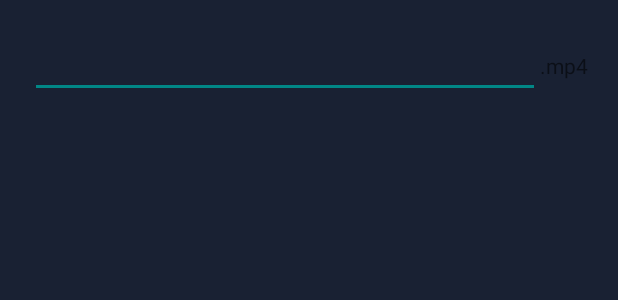
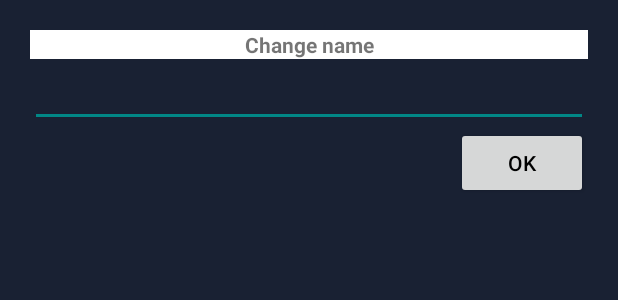
Before and after one commit to btkhoi2001/RecordApp, an Android app: the layout dialog_rename_file.xml on its own in the app's theme, with its tools: preview values and no code run, on a phone screen of 412 x 824 dp. Shown: the top 300 px of the screen. Run offline under Robolectric (Android 15) with nearby library versions, the phone set to English and light mode, and no system bars; network calls fail.

Commit message:
Update phần rename, delete và share

```diff
--- a/app/src/main/java/com/ag18/record/FolderFragment.java
+++ b/app/src/main/java/com/ag18/record/FolderFragment.java
@@ -7,6 +7,7 @@ import androidx.annotation.NonNull;
 import androidx.annotation.Nullable;
 import androidx.constraintlayout.widget.ConstraintLayout;
 import androidx.fragment.app.Fragment;
+import androidx.recyclerview.widget.DividerItemDecoration;
 import androidx.recyclerview.widget.LinearLayoutManager;
 import androidx.recyclerview.widget.RecyclerView;
 
@@ -152,6 +153,9 @@ public class FolderFragment extends Fragment implements RecodingAdapter.onItemLi
             }
         });
 
+        RecyclerView.ItemDecoration itemDecoration = new DividerItemDecoration(getActivity(),DividerItemDecoration.VERTICAL);
+        recordList.addItemDecoration(itemDecoration);
+
     }
 
     @Override
--- a/app/src/main/java/com/ag18/record/MainActivity.java
+++ b/app/src/main/java/com/ag18/record/MainActivity.java
@@ -57,6 +57,8 @@ public class MainActivity extends AppCompatActivity {
                     bottomNavigationView.setVisibility(View.GONE);
             }
         });
+
+        createFolder();
     }
 
     private void verifyStoragePermissions(Activity activity) {
--- a/app/src/main/java/com/ag18/record/RecodingAdapter.java
+++ b/app/src/main/java/com/ag18/record/RecodingAdapter.java
@@ -32,6 +32,7 @@ public class RecodingAdapter extends RecyclerView.Adapter<RecodingAdapter.ViewHo
         this.rootView = rootView;
         this.allFiles = allFiles;
         this.onItemListClick = onItemListClick;
+        notifyDataSetChanged();
     }
 
     @NonNull
--- a/app/src/main/res/layout/dialog_rename_file.xml
+++ b/app/src/main/res/layout/dialog_rename_file.xml
@@ -1,20 +1,34 @@
 <?xml version="1.0" encoding="utf-8"?>
 <LinearLayout xmlns:android="http://schemas.android.com/apk/res/android"
-    android:orientation="horizontal" android:layout_width="match_parent"
+    android:orientation="vertical" android:layout_width="match_parent"
     android:layout_height="wrap_content"
     android:layout_centerHorizontal="true"
-    android:padding="20dp">
+    android:padding="20dp"
+    android:background="@color/bg_main_console">
+
+    <TextView
+        android:text="Change name"
+        android:id="@+id/change_name"
+        android:layout_width="match_parent"
+        android:layout_height="wrap_content"
+        android:gravity="center"
+        android:background="@color/white"
+        android:textStyle="bold"/>
 
     <EditText
         android:id="@+id/new_name"
         android:layout_weight="1"
-        android:layout_width="wrap_content"
+        android:layout_width="match_parent"
         android:layout_height="wrap_content" />
 
-    <TextView
-        android:text=".mp4"
-        android:id="@+id/textView"
+    <Button
         android:layout_width="wrap_content"
-        android:layout_height="wrap_content" />
+        android:layout_height="wrap_content"
+        android:layout_gravity="right"
+        android:text="OK"
+        android:textColor="@color/black"
+        android:id="@+id/ok_button"
+    />
+
 
 </LinearLayout>
--- a/app/src/main/res/layout/recording_item_design.xml
+++ b/app/src/main/res/layout/recording_item_design.xml
@@ -29,6 +29,7 @@
             android:layout_width="match_parent"
             android:layout_height="wrap_content"
             android:textColor="@color/dark_theme_desc"
+            android:paddingBottom="20px"
             android:text=""/>
     </LinearLayout>
 
```
Also changed, not shown: app/src/main/java/com/ag18/record/BottomSheetFragment.java (+100 -28 lines), app/src/main/res/layout/fragment_folder.xml (+8 -9 lines), app/src/main/res/navigation/nav_main.xml (+4 -3 lines).
